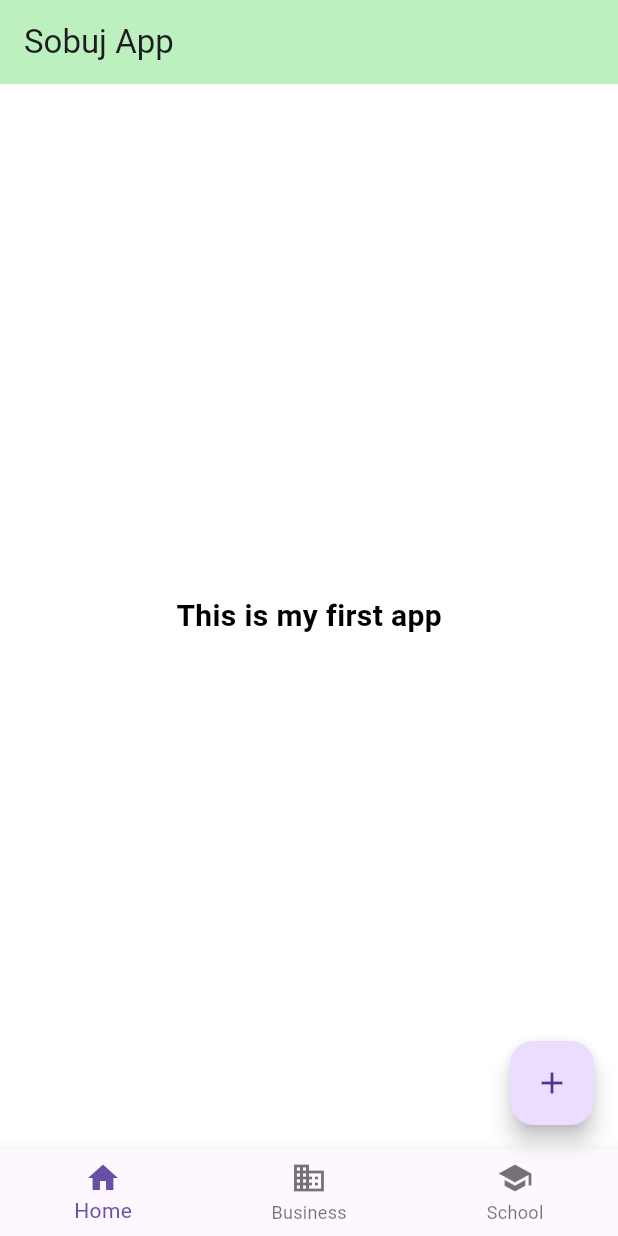
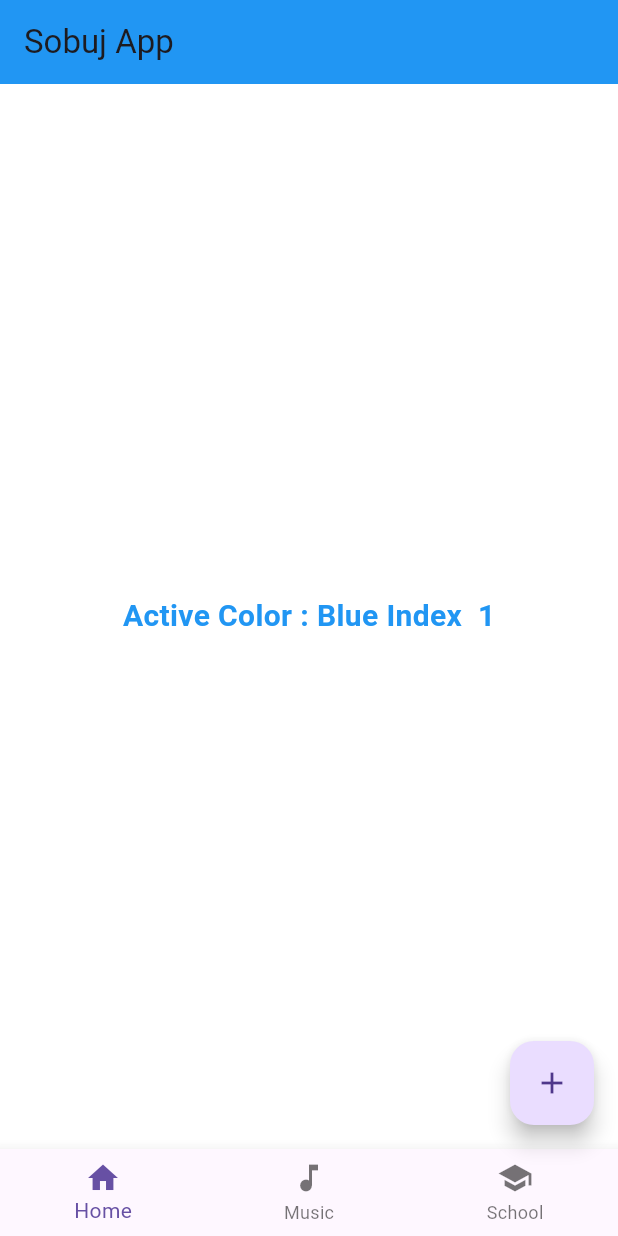
Before and after one commit to bazrul1/pr-apk-2, a Flutter app: the screen it shows after launch, after a tap on the "add" icon, on a phone screen of 412 x 824 dp. Run offline on Flutter 3.47's test engine with Material 3 defaults, Android fonts, the phone set to English and light mode, and no system bars.

Commit message:
2nd change

```diff
--- a/lib/Home.dart
+++ b/lib/Home.dart
@@ -1,4 +1,8 @@
+
+
 import 'package:flutter/material.dart';
+
+// fstful
 
 class Home extends StatefulWidget {
   const Home({ Key? key }) : super(key: key);
@@ -8,13 +12,50 @@ class Home extends StatefulWidget {
 }
 
 class _HomeState extends State<Home> {
+
+
+
+List Colorlist = [
+          Colors.green,
+          Colors.blue,
+          Colors.yellow,
+          Colors.pink,
+          Colors.red,
+];
+
+  List ColorsNames = ["Green","Blue", "Yellow","pink","Red"];
+
+int ColorIndex =0;
+
+void ColorNamechange(){
+ setState((){
+
+ColorIndex = ColorIndex + 1 ;
+
+if( ColorIndex == 5){
+  ColorIndex = 0;
+  }
+
+// if( ColorIndex <= 4){
+//   }else {ColorIndex = 0;
+// }
+
+ });
+
+
+}
+
+
+
+
   @override
   Widget build(BuildContext context) {
     return Scaffold
     (appBar: AppBar  (
-      backgroundColor: const Color.fromARGB(255, 188, 240, 191) ,
+      backgroundColor: Colorlist [ColorIndex],
       title: Text ( "Sobuj App")
     ),
+    //App Bar
 
 
 
@@ -22,24 +63,27 @@ class _HomeState extends State<Home> {
 
      body: Container(color: const Color.fromARGB(255, 255, 255, 255),
         child: Center(
-           child: Text("This is my first app", style:TextStyle(
-            fontSize: 20,color: const Color.fromARGB(255, 0, 0, 0),
-            fontWeight: FontWeight.w700),
+           child: Text(
+            "Active Color : " + ColorsNames [ColorIndex]+" Index  ${ColorIndex}",
+              style:TextStyle (fontSize: 20, color: Colorlist [ColorIndex],
+                 fontWeight: FontWeight.w700),
 
             ),
         ),
      ) ,
+      //container
 
 
 
+  floatingActionButton: FloatingActionButton(onPressed: (){
 
+    ColorNamechange();
+  },
+    child:Icon(Icons.add),
 
-
-floatingActionButton: FloatingActionButton
-(onPressed:(){
-print ("Button clied");},
-child: Icon (Icons.add)
-),
+  ),
+// Floating Action Bitton
+// child
 
 
 
@@ -51,10 +95,13 @@ bottomNavigationBar: BottomNavigationBar(
         icon: Icon(Icons.home),
          label:'Home',
        ),
+       //Bottom Navigation Bar Item
+
+
 
           BottomNavigationBarItem(
-        icon: Icon(Icons.business),
-        label:'Business',
+        icon: Icon(Icons.music_note),
+        label:'Music',
       ),
 
 
```
Also changed, not shown: 1 other file.
